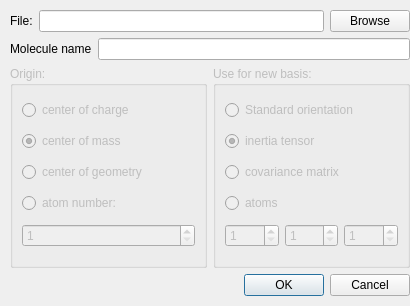
This is source/import_dialog.ui in janvc/molconv as Qt 5 draws it before an edit. The edited form follows.
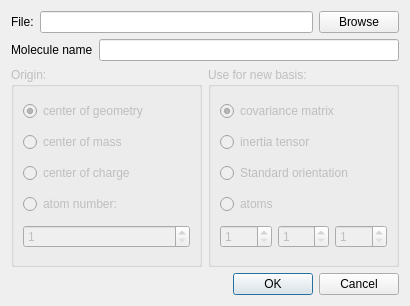
This is the edited form.

What changed in the file:
```diff
--- a/source/import_dialog.ui
+++ b/source/import_dialog.ui
@@ -25,15 +25,8 @@
   <property name="windowTitle">
    <string>Dialog</string>
   </property>
-  <widget class="QWidget" name="layoutWidget">
-   <property name="geometry">
-    <rect>
-     <x>10</x>
-     <y>10</y>
-     <width>400</width>
-     <height>286</height>
-    </rect>
-   </property>
+  <layout class="QHBoxLayout" name="horizontalLayout_2">
+   <item>
    <layout class="QVBoxLayout" name="verticalLayout_4">
     <item>
      <layout class="QVBoxLayout" name="verticalLayout_3">
@@ -87,31 +80,31 @@
            <string>Origin:</string>
           </property>
           <layout class="QVBoxLayout" name="verticalLayout">
-           <item>
-            <widget class="QRadioButton" name="coc">
-             <property name="text">
-              <string>center of charge</string>
-             </property>
-             <property name="checked">
-              <bool>false</bool>
-             </property>
-            </widget>
-           </item>
-           <item>
-            <widget class="QRadioButton" name="com">
-             <property name="text">
-              <string>center of mass</string>
-             </property>
-             <property name="checked">
-              <bool>true</bool>
-             </property>
-            </widget>
-           </item>
            <item>
             <widget class="QRadioButton" name="cog">
              <property name="text">
               <string>center of geometry</string>
              </property>
+              <property name="checked">
+               <bool>true</bool>
+              </property>
+             </widget>
+            </item>
+            <item>
+             <widget class="QRadioButton" name="com">
+              <property name="text">
+               <string>center of mass</string>
+              </property>
+              <property name="checked">
+               <bool>false</bool>
+              </property>
+             </widget>
+            </item>
+            <item>
+             <widget class="QRadioButton" name="coc">
+              <property name="text">
+               <string>center of charge</string>
+              </property>
             </widget>
            </item>
            <item>
@@ -143,32 +136,32 @@
            <string>Use for new basis:</string>
           </property>
           <layout class="QVBoxLayout" name="verticalLayout_2">
-           <item>
-            <widget class="QRadioButton" name="stdori">
-             <property name="text">
-              <string>Standard orientation</string>
-             </property>
-             <property name="checked">
-              <bool>false</bool>
-             </property>
-            </widget>
-           </item>
-           <item>
-            <widget class="QRadioButton" name="inert">
-             <property name="text">
-              <string>inertia tensor</string>
-             </property>
-             <property name="checked">
-              <bool>true</bool>
-             </property>
-            </widget>
-           </item>
            <item>
             <widget class="QRadioButton" name="covar">
              <property name="text">
               <string>covariance matrix</string>
              </property>
              <property name="checked">
+               <bool>true</bool>
+              </property>
+             </widget>
+            </item>
+            <item>
+             <widget class="QRadioButton" name="inert">
+              <property name="text">
+               <string>inertia tensor</string>
+              </property>
+              <property name="checked">
+               <bool>false</bool>
+              </property>
+             </widget>
+            </item>
+            <item>
+             <widget class="QRadioButton" name="stdori">
+              <property name="text">
+               <string>Standard orientation</string>
+              </property>
+              <property name="checked">
               <bool>false</bool>
              </property>
             </widget>
@@ -241,7 +234,8 @@
      </widget>
     </item>
    </layout>
-  </widget>
+   </item>
+  </layout>
  </widget>
  <resources/>
  <connections>
```
Lines whose indentation alone changed are shown as unchanged.
